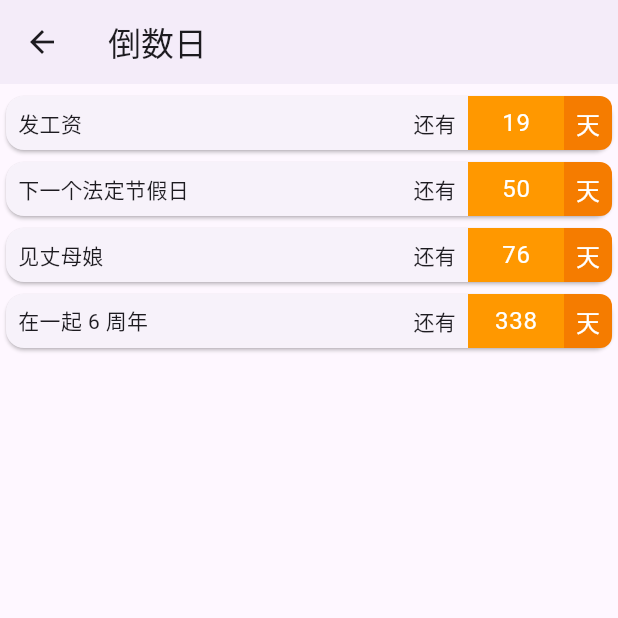
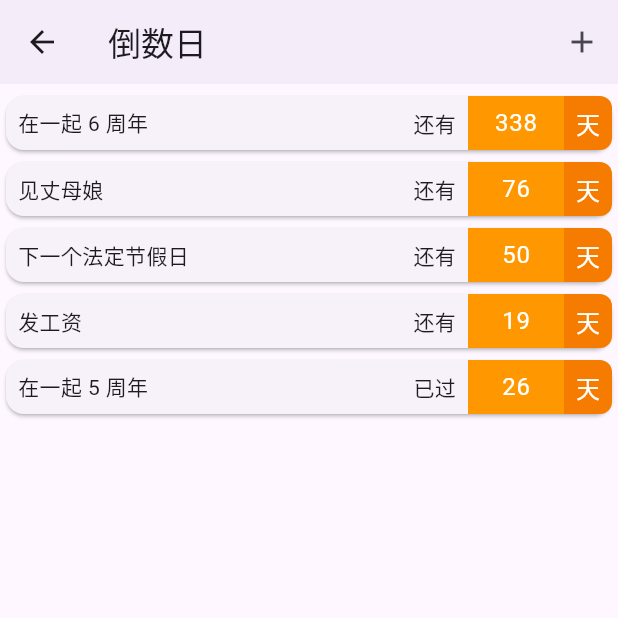
Before and after one commit to taujiong/cherry_home, a Flutter app: the MattersDayListPage screen opened directly, on a phone screen of 412 x 824 dp, the top half of it. Run offline on Flutter 3.47's test engine with Material 2 defaults, Android fonts, the phone set to English and light mode, and no system bars; our stand-ins replace sqflite; accounts and stored records are empty.

Commit message:
feat: add matters day add page

```diff
--- a/lib/models/module_meta.dart
+++ b/lib/models/module_meta.dart
@@ -20,7 +20,7 @@ class ModuleMeta {
 }
 
 List<ModuleMeta> moduleMetas = [
-  ModuleMeta(
+  const ModuleMeta(
     id: 'matters_day',
     name: '倒数日',
     category: '生活',
--- a/lib/modules/matters_day/pages/list.dart
+++ b/lib/modules/matters_day/pages/list.dart
@@ -1,11 +1,17 @@
+import 'package:cherry_home/modules/matters_day/pages/add.dart';
 import 'package:flutter/material.dart';
 
 import '../models/matters_day.dart';
 import '../models/matters_day_repo.dart';
 
-class MattersDayListPage extends StatelessWidget {
+class MattersDayListPage extends StatefulWidget {
   const MattersDayListPage({super.key});
 
+  @override
+  State<MattersDayListPage> createState() => _MattersDayListPageState();
+}
+
+class _MattersDayListPageState extends State<MattersDayListPage> {
   Widget _buildDayItem(BuildContext context, MattersDay day) {
     return GestureDetector(
       key: Key(day.id.toString()),
@@ -27,7 +33,7 @@ class MattersDayListPage extends StatelessWidget {
               ),
               Row(
                 children: [
-                  const Text('还有'),
+                  Text(day.isExpired ? '已过' : '还有'),
                   Container(
                     height: double.infinity,
                     width: 64,
@@ -35,7 +41,7 @@ class MattersDayListPage extends StatelessWidget {
                     alignment: Alignment.center,
                     color: Colors.orange,
                     child: Text(
-                      '${day.leftDaysFromNow}',
+                      '${day.leftDaysFromNow.abs()}',
                       style: Theme.of(context)
                           .textTheme
                           .bodyLarge!
@@ -77,15 +83,28 @@ class MattersDayListPage extends StatelessWidget {
         title: const Text('倒数日'),
         elevation: 2,
         scrolledUnderElevation: 4,
+        actions: [
+          IconButton(
+            onPressed: () {
+              Navigator.of(context)
+                  .push(MaterialPageRoute(
+                    builder: (context) => const MattersDayAddPage(),
+                  ))
+                  .then((value) => setState(() {}));
+            },
+            icon: const Icon(Icons.add),
+          ),
+        ],
       ),
       body: FutureBuilder(
           future: mattersDayRepo.fetchDays(),
           builder: ((context, snapshot) {
             if (snapshot.hasData) {
+              snapshot.data!.sort(
+                  (a, b) => b.leftDaysFromNow.compareTo(a.leftDaysFromNow));
               return ListView(
                 padding: const EdgeInsets.only(top: 4),
                 children: snapshot.data!
-                    .where((day) => !day.isExpired)
                     .map((day) => _buildDayItem(context, day))
                     .toList(),
               );
--- a/pubspec.yaml
+++ b/pubspec.yaml
@@ -34,6 +34,7 @@ dependencies:
 
   sqflite: ^2.2.4+1
   path: ^1.8.2
+  intl: ^0.18.0
 
 dev_dependencies:
   flutter_test:
```
Also changed, not shown: lib/modules/matters_day/pages/add.dart (added, +107 -0 lines), pubspec.lock.
